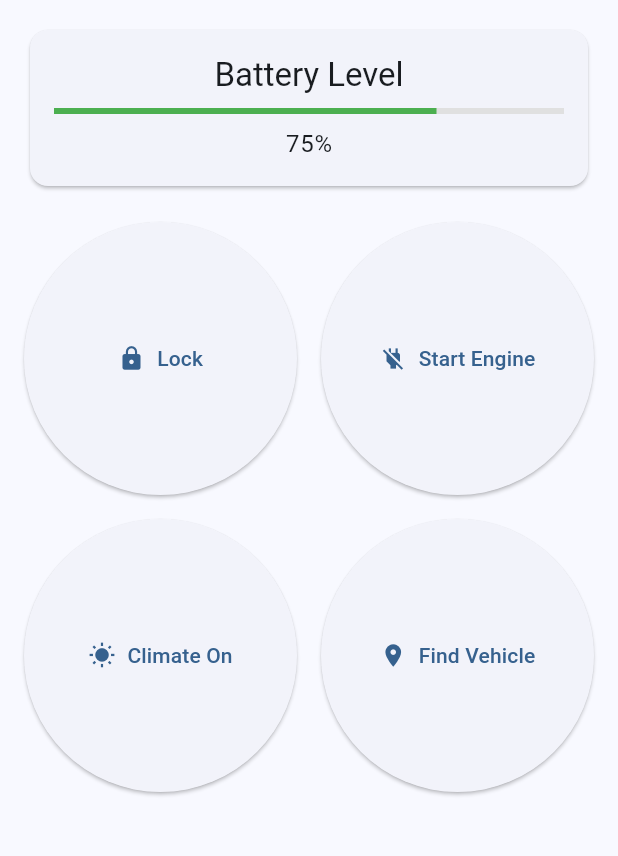
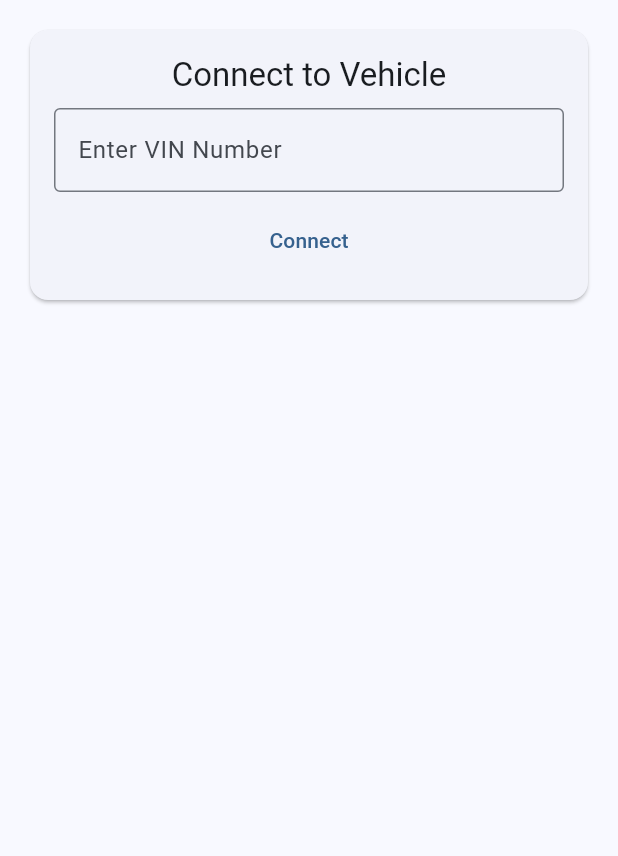
Before and after one commit to could-ai/019a21d1-9bb7-7a26-b133-0a8aec4a171a, a Flutter app: the screen it shows after launch, on a phone screen of 412 x 824 dp, the part 84-940 px from its top. Run offline on Flutter 3.47's test engine with Material 3 defaults, Android fonts, the phone set to English and light mode, and no system bars.

Commit message:
Added VIN connection functionality to the BYD EV control app by introducing a new Card widget at the top of the home page with a TextFormField for VIN input, a Connect button that validates the input and simulates connection via SnackBar, and a Disconnect option. Added a boolean _isConnected state variable to conditionally enable/disable the battery status, control buttons, and temperature slider only after connection, ensuring controls are inactive until a VIN is provided. Included a TextEditingController for the VIN field with proper disposal to manage memory. Updated all control methods to check _isConnected before executing actions, maintaining the mock behavior. This enhances user experience by requiring VIN entry before enabling vehicle controls, simulating a real authentication flow without backend implementation.

```diff
--- a/usr/lib/main.dart
+++ b/usr/lib/main.dart
@@ -34,8 +34,11 @@ class _EVControlHomePageState extends State<EVControlHomePage> {
   double _batteryLevel = 75.0; // Mock battery level
   bool _climateOn = false;
   double _temperature = 22.0;
+  bool _isConnected = false; // Track connection status
+  final TextEditingController _vinController = TextEditingController();
 
   void _toggleLock() {
+    if (!_isConnected) return;
     setState(() {
       _isLocked = !_isLocked;
     });
@@ -46,6 +49,7 @@ class _EVControlHomePageState extends State<EVControlHomePage> {
   }
 
   void _toggleEngine() {
+    if (!_isConnected) return;
     setState(() {
       _isEngineOn = !_isEngineOn;
     });
@@ -55,12 +59,35 @@ class _EVControlHomePageState extends State<EVControlHomePage> {
   }
 
   void _toggleClimate() {
+    if (!_isConnected) return;
     setState(() {
       _climateOn = !_climateOn;
     });
     ScaffoldMessenger.of(context).showSnackBar(
       SnackBar(content: Text(_climateOn ? 'Climate Control On' : 'Climate Control Off')),
     );
+  }
+
+  void _connectToVehicle() {
+    final vin = _vinController.text.trim();
+    if (vin.isEmpty) {
+      ScaffoldMessenger.of(context).showSnackBar(
+        const SnackBar(content: Text('Please enter a valid VIN')),
+      );
+      return;
+    }
+    setState(() {
+      _isConnected = true;
+    });
+    ScaffoldMessenger.of(context).showSnackBar(
+      SnackBar(content: Text('Connected to Vehicle VIN: $vin')),
+    );
+  }
+
+  @override
+  void dispose() {
+    _vinController.dispose();
+    super.dispose();
   }
 
   @override
@@ -75,7 +102,59 @@ class _EVControlHomePageState extends State<EVControlHomePage> {
         child: Column(
           crossAxisAlignment: CrossAxisAlignment.stretch,
           children: [
+            // VIN Connection Section
+            Card(
+              child: Padding(
+                padding: const EdgeInsets.all(16.0),
+                child: Column(
+                  children: [
+                    Text(
+                      'Connect to Vehicle',
+                      style: Theme.of(context).textTheme.titleLarge,
+                    ),
+                    const SizedBox(height: 8),
+                    TextFormField(
+                      controller: _vinController,
+                      decoration: const InputDecoration(
+                        labelText: 'Enter VIN Number',
+                        hintText: 'e.g., 1HGBH41JXMN109186',
+                        border: OutlineInputBorder(),
+                      ),
+                      enabled: !_isConnected,
+                    ),
+                    const SizedBox(height: 8),
+                    Row(
+                      children: [
+                        Expanded(
+                          child: TextButton(
+                            onPressed: _isConnected ? null : _connectToVehicle,
+                            child: Text(_isConnected ? 'Connected' : 'Connect'),
+                          ),
+                        ),
+                        if (_isConnected) ...[
+                          const SizedBox(width: 8),
+                          TextButton(
+                            onPressed: () {
+                              setState(() {
+                                _isConnected = false;
+                                _vinController.clear();
+                              });
+                              ScaffoldMessenger.of(context).showSnackBar(
+                                const SnackBar(content: Text('Disconnected from Vehicle')),
+                              );
+                            },
+                            child: const Text('Disconnect'),
+                          ),
+                        ],
+                      ],
+                    ),
+                  ],
+                ),
+              ),
+            ),
+            const SizedBox(height: 20),
             // Battery Status
+            if (_isConnected) ...[
               Card(
                 child: Padding(
                   padding: const EdgeInsets.all(16.0),
@@ -100,7 +179,9 @@ class _EVControlHomePageState extends State<EVControlHomePage> {
                 ),
               ),
               const SizedBox(height: 20),
+            ],
             // Control Buttons
+            if (_isConnected)
               Expanded(
                 child: GridView.count(
                   crossAxisCount: 2,
@@ -147,8 +228,8 @@ class _EVControlHomePageState extends State<EVControlHomePage> {
                   ],
                 ),
               ),
-            // Temperature Slider (if climate is on)
-            if (_climateOn) ...[
+            // Temperature Slider (if climate is on and connected)
+            if (_isConnected && _climateOn) ...[
               const SizedBox(height: 20),
               Card(
                 child: Padding(
```
Lines whose indentation alone changed are shown as unchanged.
